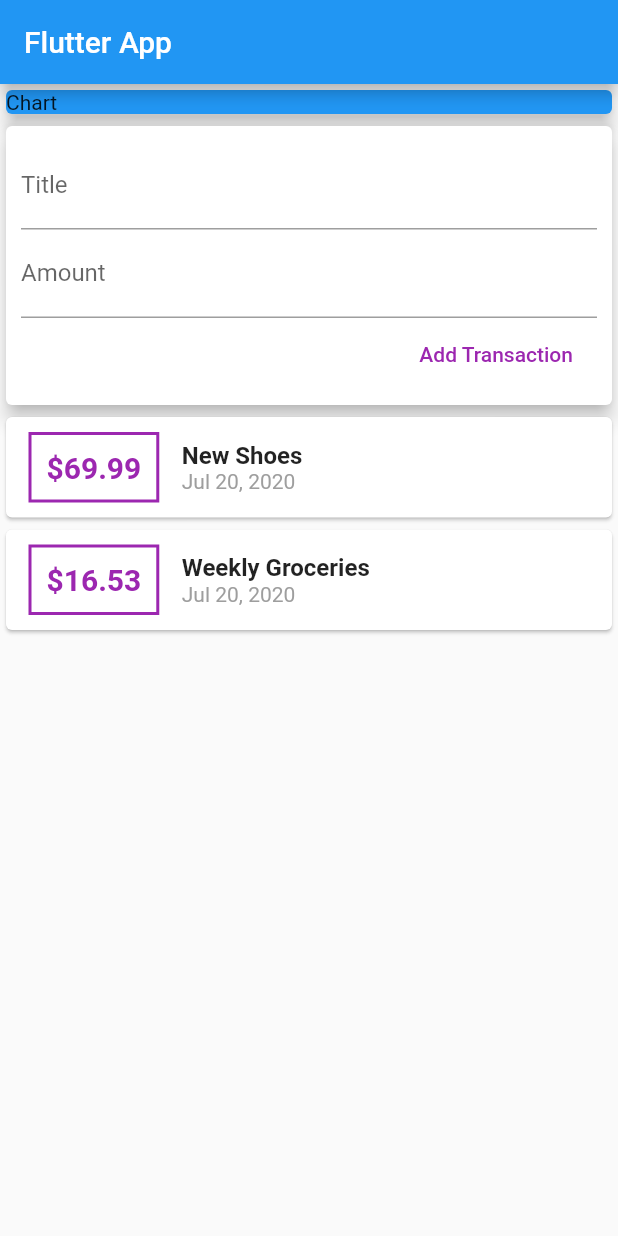
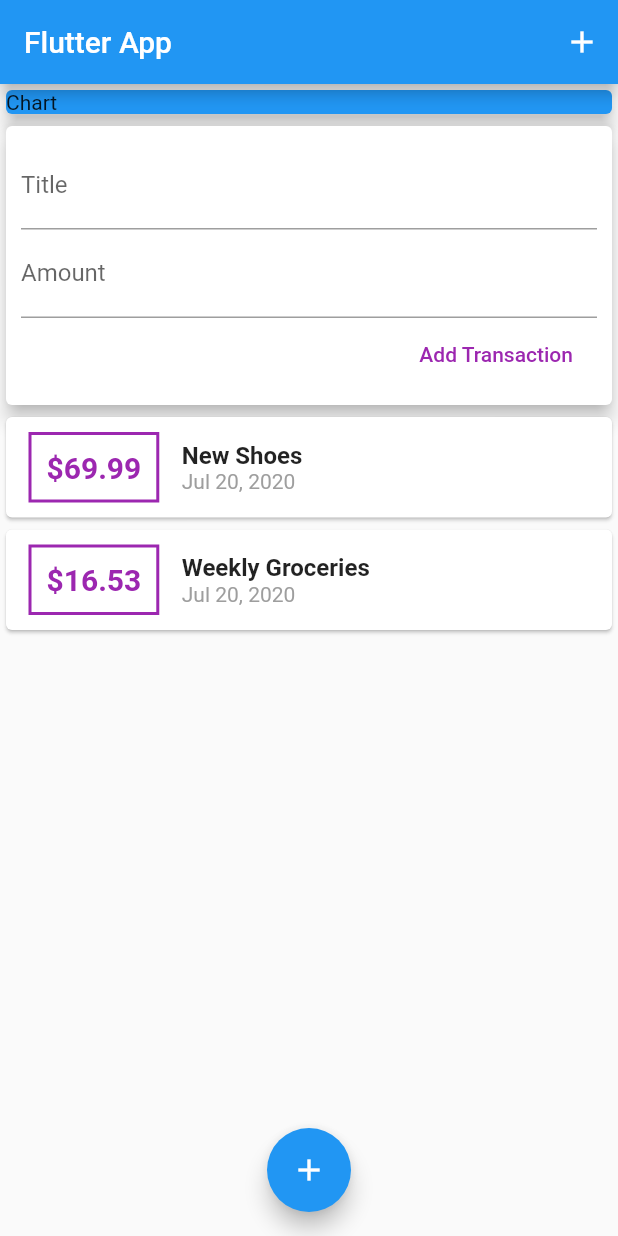
Before and after one commit to PeachBlack-Alba/expenses, a Flutter app: the screen it shows after launch, after a tap on "Add Transaction", on a phone screen of 412 x 824 dp. Run offline on Flutter 3.47's test engine with Material 2 defaults, Android fonts, the phone set to English and light mode, and no system bars.

Commit message:
adding buttons

```diff
--- a/expenses/lib/main.dart
+++ b/expenses/lib/main.dart
@@ -27,8 +27,15 @@ class MyHomePage extends StatelessWidget {
     return Scaffold(
       appBar: AppBar(
         title: Text("Flutter App"),
+        actions: <Widget>[
+          IconButton(
+            icon: Icon(Icons.add),
+            onPressed: () {},
           ),
-      body: Column(
+        ],
+      ),
+      body: SingleChildScrollView(
+        child: Column(
           // mainAxisAlignment: MainAxisAlignment.start,
           crossAxisAlignment: CrossAxisAlignment.stretch,
           children: <Widget>[
@@ -43,6 +50,12 @@ class MyHomePage extends StatelessWidget {
             UserTransactions()
           ],
         ),
+      ),
+      floatingActionButtonLocation: FloatingActionButtonLocation.centerFloat,
+      floatingActionButton: FloatingActionButton(
+        child: Icon(Icons.add),
+        onPressed: () {},
+      ),
     );
   }
 }
--- a/expenses/lib/widgets/new_transaction.dart
+++ b/expenses/lib/widgets/new_transaction.dart
@@ -7,6 +7,20 @@ class NewTransaction extends StatelessWidget {
 
 //Constructor to addTX
   NewTransaction(this.addTx);
+
+  void submitData() {
+    final enteredTitle = titleController.text;
+    final enteredAmount = double.parse(amountController.text);
+    if (enteredTitle.isEmpty || enteredAmount <= 0) {
+      //return stops the function execution
+      return;
+    }
+
+    addTx(
+      enteredTitle,
+      enteredAmount,
+    );
+  }
 
   @override
   Widget build(BuildContext context) {
@@ -20,6 +34,7 @@ class NewTransaction extends StatelessWidget {
             TextField(
               decoration: InputDecoration(labelText: "Title"),
               controller: titleController,
+              onSubmitted: (_) => submitData(),
               // onChanged: (val) {
               //   titleInput = val;
               // },
@@ -27,19 +42,17 @@ class NewTransaction extends StatelessWidget {
             TextField(
               decoration: InputDecoration(labelText: "Amount"),
               controller: amountController,
+              keyboardType: TextInputType.number,
+              // (_) is a convention for "I do get an argument but I don't care about it"
+              onSubmitted: (_) => submitData(),
               // onChanged: (val) => amountInput = val,
             ),
             FlatButton(
               child: Text("Add Transaction"),
               textColor: Colors.purple,
-              onPressed: () {
-                addTx(
-                  titleController.text,
-                  double.parse(amountController.text),
-                );
-                // print(titleInput);
-                // print(amountInput);
-              },
+              onPressed: submitData,
+              // print(titleInput);
+              // print(amountInput);
             ),
           ],
         ),
--- a/expenses/lib/widgets/transaction_list.dart
+++ b/expenses/lib/widgets/transaction_list.dart
@@ -35,7 +35,7 @@ class TransactionList extends StatelessWidget {
                   padding: EdgeInsets.all(10),
                   child: Text(
                     //$ in dart is for sring interpolation that's why we refer as \$ (for normal $sign) and then the $for interpolation
-                    "\$${transactions[index].amount}",
+                    "\$${transactions[index].amount.toStringAsFixed(2)}",
                     // tx.amount.toString() = "\$${tx.amount}"
                     style: TextStyle(
                       fontWeight: FontWeight.bold,
```
Lines whose indentation alone changed are shown as unchanged.
